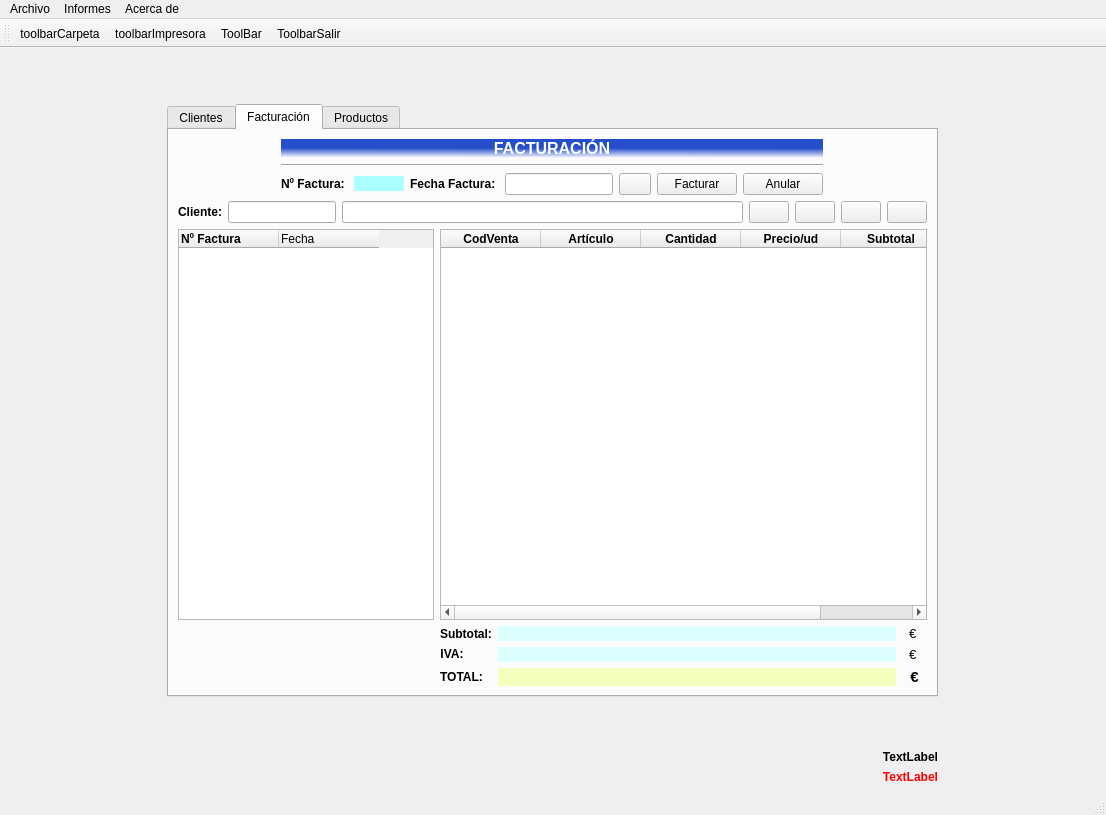
The window that ventana.ui (byChamaco/BLANCOLORENZO) describes before a commit, drawn with Qt 5.
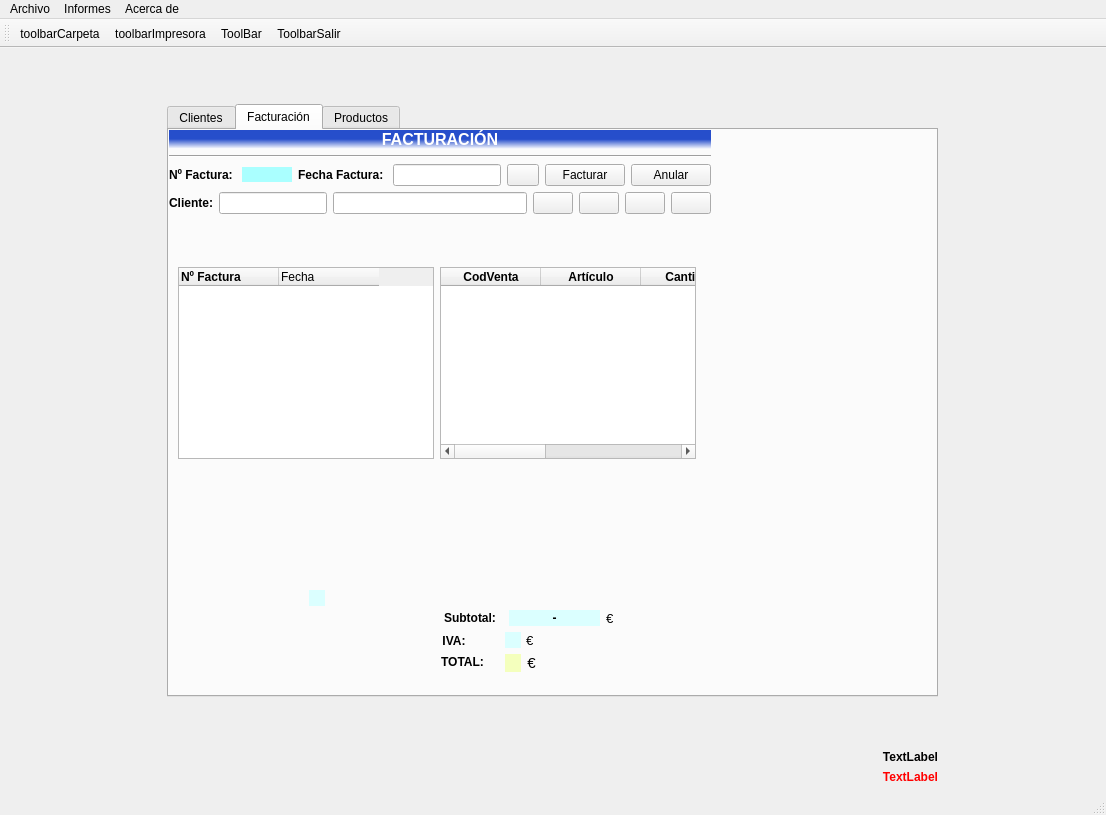
The same window after the commit. Icons and pictures are not drawn.

```diff
--- a/ventana.ui
+++ b/ventana.ui
@@ -894,8 +894,147 @@
        <attribute name="title">
         <string>Facturación</string>
        </attribute>
-       <layout class="QGridLayout" name="gridLayout_16">
-        <item row="0" column="0" colspan="2">
+       <widget class="QTableWidget" name="tabFac">
+        <property name="geometry">
+         <rect>
+          <x>9</x>
+          <y>137</y>
+          <width>256</width>
+          <height>192</height>
+         </rect>
+        </property>
+        <property name="sizePolicy">
+         <sizepolicy hsizetype="Fixed" vsizetype="Preferred">
+          <horstretch>0</horstretch>
+          <verstretch>0</verstretch>
+         </sizepolicy>
+        </property>
+        <column>
+         <property name="text">
+          <string>Nº Factura</string>
+         </property>
+         <property name="font">
+          <font>
+           <weight>75</weight>
+           <bold>true</bold>
+          </font>
+         </property>
+         <property name="textAlignment">
+          <set>AlignJustify|AlignVCenter</set>
+         </property>
+        </column>
+        <column>
+         <property name="text">
+          <string>Fecha </string>
+         </property>
+         <property name="textAlignment">
+          <set>AlignJustify|AlignVCenter</set>
+         </property>
+        </column>
+       </widget>
+       <widget class="QTableWidget" name="tabVenta">
+        <property name="geometry">
+         <rect>
+          <x>271</x>
+          <y>137</y>
+          <width>256</width>
+          <height>192</height>
+         </rect>
+        </property>
+        <property name="sizePolicy">
+         <sizepolicy hsizetype="Expanding" vsizetype="Expanding">
+          <horstretch>0</horstretch>
+          <verstretch>0</verstretch>
+         </sizepolicy>
+        </property>
+        <column>
+         <property name="text">
+          <string>CodVenta</string>
+         </property>
+         <property name="font">
+          <font>
+           <weight>75</weight>
+           <bold>true</bold>
+          </font>
+         </property>
+        </column>
+        <column>
+         <property name="text">
+          <string>Artículo</string>
+         </property>
+         <property name="font">
+          <font>
+           <weight>75</weight>
+           <bold>true</bold>
+          </font>
+         </property>
+        </column>
+        <column>
+         <property name="text">
+          <string>Cantidad</string>
+         </property>
+         <property name="font">
+          <font>
+           <weight>75</weight>
+           <bold>true</bold>
+          </font>
+         </property>
+        </column>
+        <column>
+         <property name="text">
+          <string>Precio/ud</string>
+         </property>
+         <property name="font">
+          <font>
+           <weight>75</weight>
+           <bold>true</bold>
+          </font>
+         </property>
+        </column>
+        <column>
+         <property name="text">
+          <string>Subtotal</string>
+         </property>
+         <property name="font">
+          <font>
+           <weight>75</weight>
+           <bold>true</bold>
+          </font>
+         </property>
+        </column>
+       </widget>
+       <widget class="QLabel" name="label_5">
+        <property name="geometry">
+         <rect>
+          <x>340</x>
+          <y>480</y>
+          <width>91</width>
+          <height>16</height>
+         </rect>
+        </property>
+        <property name="sizePolicy">
+         <sizepolicy hsizetype="Expanding" vsizetype="Preferred">
+          <horstretch>0</horstretch>
+          <verstretch>0</verstretch>
+         </sizepolicy>
+        </property>
+        <property name="font">
+         <font>
+          <weight>75</weight>
+          <bold>true</bold>
+         </font>
+        </property>
+        <property name="styleSheet">
+         <string notr="true">background-color: rgb(219, 255, 255);</string>
+        </property>
+        <property name="text">
+         <string>-</string>
+        </property>
+        <property name="alignment">
+         <set>Qt::AlignCenter</set>
+        </property>
+       </widget>
+       <widget class="QWidget" name="">
          <layout class="QGridLayout" name="gridLayout_14">
           <item row="0" column="0">
            <layout class="QGridLayout" name="gridLayout_13">
@@ -1233,137 +1372,16 @@
            </layout>
           </item>
          </layout>
-        </item>
-        <item row="1" column="0">
-         <widget class="QTableWidget" name="tabFac">
-          <property name="sizePolicy">
-           <sizepolicy hsizetype="Fixed" vsizetype="Preferred">
-            <horstretch>0</horstretch>
-            <verstretch>0</verstretch>
-           </sizepolicy>
-          </property>
-          <column>
-           <property name="text">
-            <string>Nº Factura</string>
-           </property>
-           <property name="font">
-            <font>
-             <weight>75</weight>
-             <bold>true</bold>
-            </font>
-           </property>
-           <property name="textAlignment">
-            <set>AlignJustify|AlignVCenter</set>
-           </property>
-          </column>
-          <column>
-           <property name="text">
-            <string>Fecha </string>
-           </property>
-           <property name="textAlignment">
-            <set>AlignJustify|AlignVCenter</set>
-           </property>
-          </column>
-         </widget>
-        </item>
-        <item row="1" column="1">
-         <widget class="QTableWidget" name="tabVenta">
-          <property name="sizePolicy">
-           <sizepolicy hsizetype="Expanding" vsizetype="Expanding">
-            <horstretch>0</horstretch>
-            <verstretch>0</verstretch>
-           </sizepolicy>
-          </property>
-          <column>
-           <property name="text">
-            <string>CodVenta</string>
-           </property>
-           <property name="font">
-            <font>
-             <weight>75</weight>
-             <bold>true</bold>
-            </font>
-           </property>
-          </column>
-          <column>
-           <property name="text">
-            <string>Artículo</string>
-           </property>
-           <property name="font">
-            <font>
-             <weight>75</weight>
-             <bold>true</bold>
-            </font>
-           </property>
-          </column>
-          <column>
-           <property name="text">
-            <string>Cantidad</string>
-           </property>
-           <property name="font">
-            <font>
-             <weight>75</weight>
-             <bold>true</bold>
-            </font>
-           </property>
-          </column>
-          <column>
-           <property name="text">
-            <string>Precio/ud</string>
-           </property>
-           <property name="font">
-            <font>
-             <weight>75</weight>
-             <bold>true</bold>
-            </font>
-           </property>
-          </column>
-          <column>
-           <property name="text">
-            <string>Subtotal</string>
-           </property>
-           <property name="font">
-            <font>
-             <weight>75</weight>
-             <bold>true</bold>
-            </font>
-           </property>
-          </column>
-         </widget>
-        </item>
-        <item row="2" column="1">
-         <layout class="QGridLayout" name="gridLayout_15">
-          <item row="0" column="0">
-           <widget class="QLabel" name="lblSubfac">
-            <property name="sizePolicy">
-             <sizepolicy hsizetype="Fixed" vsizetype="Preferred">
-              <horstretch>0</horstretch>
-              <verstretch>0</verstretch>
-             </sizepolicy>
-            </property>
-            <property name="minimumSize">
-             <size>
-              <width>0</width>
-              <height>0</height>
-             </size>
-            </property>
-            <property name="font">
-             <font>
-              <pointsize>9</pointsize>
-              <weight>75</weight>
-              <bold>true</bold>
-             </font>
-            </property>
-            <property name="text">
-             <string>Subtotal:</string>
-            </property>
-            <property name="alignment">
-             <set>Qt::AlignCenter</set>
-            </property>
-           </widget>
-          </item>
-          <item row="0" column="1">
+       </widget>
            <widget class="QLabel" name="lblSubtotal">
+        <property name="geometry">
+         <rect>
+          <x>140</x>
+          <y>460</y>
+          <width>16</width>
+          <height>16</height>
+         </rect>
+        </property>
             <property name="sizePolicy">
              <sizepolicy hsizetype="Ignored" vsizetype="Preferred">
               <horstretch>0</horstretch>
@@ -1387,27 +1405,15 @@
              <set>Qt::AlignRight|Qt::AlignTrailing|Qt::AlignVCenter</set>
             </property>
            </widget>
-          </item>
-          <item row="0" column="2">
-           <widget class="QLabel" name="label">
-            <property name="sizePolicy">
-             <sizepolicy hsizetype="Fixed" vsizetype="Preferred">
-              <horstretch>0</horstretch>
-              <verstretch>0</verstretch>
-             </sizepolicy>
-            </property>
-            <property name="font">
-             <font>
-              <pointsize>10</pointsize>
-             </font>
-            </property>
-            <property name="text">
-             <string>  €  </string>
-            </property>
-           </widget>
-          </item>
-          <item row="1" column="0">
            <widget class="QLabel" name="lblIvafac">
+        <property name="geometry">
+         <rect>
+          <x>272</x>
+          <y>503</y>
+          <width>26</width>
+          <height>16</height>
+         </rect>
+        </property>
             <property name="sizePolicy">
              <sizepolicy hsizetype="Fixed" vsizetype="Fixed">
               <horstretch>0</horstretch>
@@ -1428,9 +1434,15 @@
              <set>Qt::AlignCenter</set>
             </property>
            </widget>
-          </item>
-          <item row="1" column="1">
            <widget class="QLabel" name="lblIva">
+        <property name="geometry">
+         <rect>
+          <x>336</x>
+          <y>502</y>
+          <width>16</width>
+          <height>16</height>
+         </rect>
+        </property>
             <property name="font">
              <font>
               <pointsize>9</pointsize>
@@ -1448,9 +1460,15 @@
              <set>Qt::AlignRight|Qt::AlignTrailing|Qt::AlignVCenter</set>
             </property>
            </widget>
-          </item>
-          <item row="1" column="2">
            <widget class="QLabel" name="label_2">
+        <property name="geometry">
+         <rect>
+          <x>350</x>
+          <y>502</y>
+          <width>23</width>
+          <height>16</height>
+         </rect>
+        </property>
             <property name="sizePolicy">
              <sizepolicy hsizetype="Fixed" vsizetype="Preferred">
               <horstretch>0</horstretch>
@@ -1466,9 +1484,15 @@
              <string>  €  </string>
             </property>
            </widget>
-          </item>
-          <item row="2" column="0">
            <widget class="QLabel" name="label_3">
+        <property name="geometry">
+         <rect>
+          <x>272</x>
+          <y>524</y>
+          <width>43</width>
+          <height>16</height>
+         </rect>
+        </property>
             <property name="sizePolicy">
              <sizepolicy hsizetype="Fixed" vsizetype="Preferred">
               <horstretch>0</horstretch>
@@ -1489,9 +1513,15 @@
              <set>Qt::AlignCenter</set>
             </property>
            </widget>
-          </item>
-          <item row="2" column="1">
            <widget class="QLabel" name="lblTotal">
+        <property name="geometry">
+         <rect>
+          <x>336</x>
+          <y>524</y>
+          <width>16</width>
+          <height>18</height>
+         </rect>
+        </property>
             <property name="font">
              <font>
               <pointsize>11</pointsize>
@@ -1509,9 +1539,15 @@
              <set>Qt::AlignRight|Qt::AlignTrailing|Qt::AlignVCenter</set>
             </property>
            </widget>
-          </item>
-          <item row="2" column="2">
            <widget class="QLabel" name="label_4">
+        <property name="geometry">
+         <rect>
+          <x>350</x>
+          <y>524</y>
+          <width>28</width>
+          <height>18</height>
+         </rect>
+        </property>
             <property name="sizePolicy">
              <sizepolicy hsizetype="Fixed" vsizetype="Preferred">
               <horstretch>0</horstretch>
@@ -1521,18 +1557,73 @@
             <property name="font">
              <font>
               <pointsize>11</pointsize>
+          <weight>50</weight>
+          <bold>false</bold>
+         </font>
+        </property>
+        <property name="text">
+         <string>  €  </string>
+        </property>
+       </widget>
+       <widget class="QLabel" name="lblSubfac">
+        <property name="geometry">
+         <rect>
+          <x>272</x>
+          <y>480</y>
+          <width>58</width>
+          <height>16</height>
+         </rect>
+        </property>
+        <property name="sizePolicy">
+         <sizepolicy hsizetype="Fixed" vsizetype="Preferred">
+          <horstretch>0</horstretch>
+          <verstretch>0</verstretch>
+         </sizepolicy>
+        </property>
+        <property name="minimumSize">
+         <size>
+          <width>0</width>
+          <height>0</height>
+         </size>
+        </property>
+        <property name="font">
+         <font>
+          <pointsize>9</pointsize>
               <weight>75</weight>
               <bold>true</bold>
              </font>
             </property>
             <property name="text">
+         <string>Subtotal:</string>
+        </property>
+        <property name="alignment">
+         <set>Qt::AlignCenter</set>
+        </property>
+       </widget>
+       <widget class="QLabel" name="label">
+        <property name="geometry">
+         <rect>
+          <x>430</x>
+          <y>480</y>
+          <width>23</width>
+          <height>16</height>
+         </rect>
+        </property>
+        <property name="sizePolicy">
+         <sizepolicy hsizetype="Fixed" vsizetype="Preferred">
+          <horstretch>0</horstretch>
+          <verstretch>0</verstretch>
+         </sizepolicy>
+        </property>
+        <property name="font">
+         <font>
+          <pointsize>10</pointsize>
+         </font>
+        </property>
+        <property name="text">
              <string>  €  </string>
             </property>
            </widget>
-          </item>
-         </layout>
-        </item>
-       </layout>
       </widget>
       <widget class="QWidget" name="tab_13">
        <attribute name="title">
```
Left out of the diff: 66 changed lines with no effect on the pictures. Lines whose indentation alone changed are shown as unchanged.
